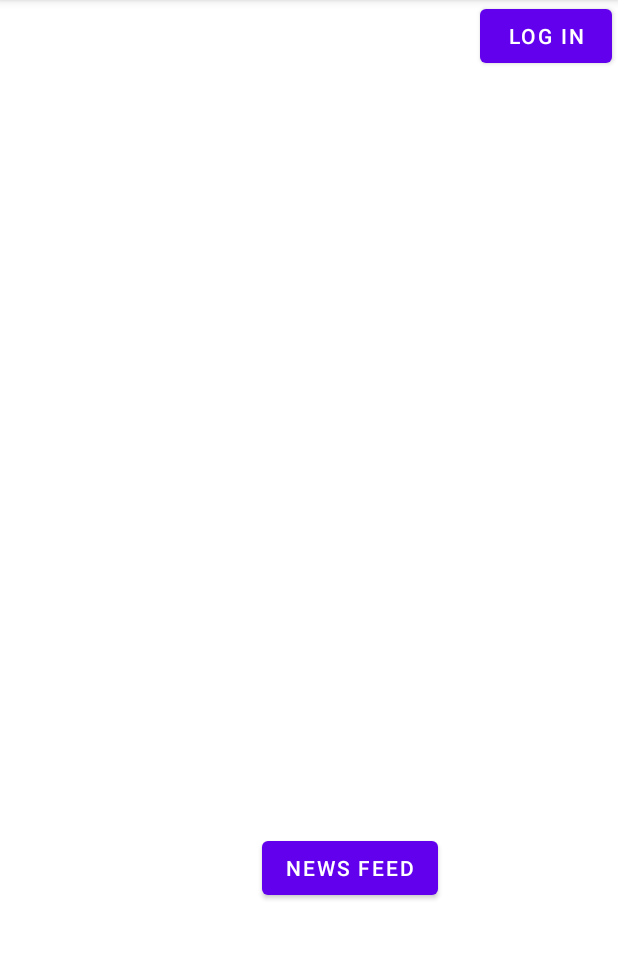
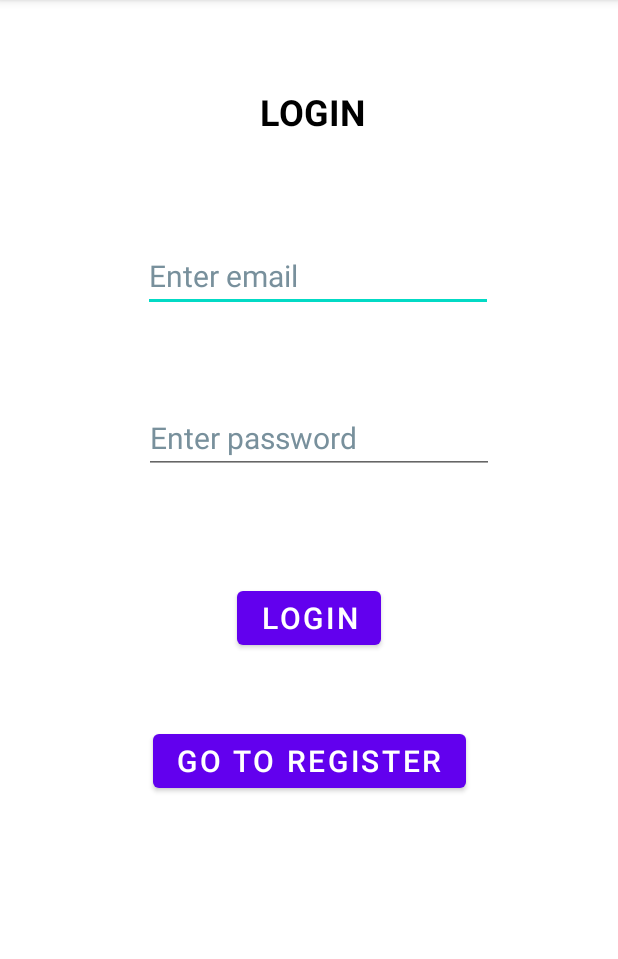
Before and after one commit to AtasieOana/Android-Project, an Android app: the screen it shows after launch (MainActivity before the commit, LoginActivity after it), on a phone screen of 412 x 824 dp, the part 84-1043 px from its top. Run offline under Robolectric (Android 15) with nearby library versions, the phone set to English and light mode, and no system bars.

Commit message:
login and register

```diff
--- /dev/null
+++ b/app/src/main/java/com/example/projectandroid/LoginActivity.java
@@ -0,0 +1,79 @@
+package com.example.projectandroid;
+
+import android.content.Intent;
+import android.os.Bundle;
+import android.view.View;
+import android.widget.Button;
+import android.widget.EditText;
+import android.widget.Toast;
+
+import androidx.appcompat.app.AppCompatActivity;
+
+import com.example.projectandroid.models.User;
+import com.example.projectandroid.repository.UserRepository;
+
+public class LoginActivity extends AppCompatActivity {
+
+    EditText emailInput, passwordInput;
+    Button loginButton, goToRegisterButton;
+    UserRepository userRepository;
+
+    @Override
+    protected void onCreate(Bundle savedInstanceState) {
+        super.onCreate(savedInstanceState);
+        setContentView(R.layout.activity_login);
+
+        emailInput = findViewById(R.id.emailInput);
+        passwordInput = findViewById(R.id.passwordInput);
+        goToRegisterButton = findViewById(R.id.goToRegisterButton);
+        loginButton = findViewById(R.id.pressLoginButton);
+
+        userRepository = new UserRepository(this);
+
+        loginButton.setOnClickListener(new View.OnClickListener() {
+            @Override
+            public void onClick(View v) {
+                setValidation();
+            }
+        });
+
+        goToRegisterButton.setOnClickListener(new View.OnClickListener() {
+            @Override
+            public void onClick(View v) {
+                // redirect to RegisterActivity
+                Intent intent = new Intent(getApplicationContext(), RegisterActivity.class);
+                startActivity(intent);
+            }
+        });
+    }
+
+    public void setValidation() {
+
+        // email invalid
+        if (emailInput.getText().toString().isEmpty()) {
+            Toast.makeText(LoginActivity.this, "Please write an email", Toast.LENGTH_SHORT).show();
+        }
+        else{
+            // password invalid
+            if (passwordInput.getText().toString().isEmpty()) {
+                Toast.makeText(LoginActivity.this, "Please write a password", Toast.LENGTH_SHORT).show();
+            } else {
+                User user = userRepository.getUserByEmail(emailInput.getText().toString());
+                if(user == null) {
+                    Toast.makeText(LoginActivity.this, "No account with this email address", Toast.LENGTH_SHORT).show();
+                }
+                else {
+                    if (!user.getPassword().equals(passwordInput.getText().toString())) {
+                        Toast.makeText(LoginActivity.this, "Wrong password", Toast.LENGTH_SHORT).show();
+                    } else {
+                        SessionManagement sessionManagement = new SessionManagement(LoginActivity.this);
+                        sessionManagement.saveSession(user);
+                        Intent intent = new Intent(LoginActivity.this, NewsFeedActivity.class);
+                        startActivity(intent);
+                    }
+                }
+            }
+        }
+
+    }
+}
--- a/app/src/main/java/com/example/projectandroid/MainActivity.java
+++ b/app/src/main/java/com/example/projectandroid/MainActivity.java
@@ -22,16 +22,6 @@ public class MainActivity extends AppCompatActivity {
         super.onCreate(savedInstanceState);
         setContentView(R.layout.activity_main);
 
-        //LogIn button
-        button = findViewById(R.id.buttonLogIn);
-        button.setOnClickListener(new View.OnClickListener(){
-            @Override
-            public void onClick(View v) {
-                openLoginPage();
-            }
-        });
-
-
         //NewsList button
         Button button2;
 
@@ -51,12 +41,6 @@ public class MainActivity extends AppCompatActivity {
 
     }
 
-    //button LogIn
-    public void openLoginPage() {
-        Intent intent = new Intent(this, LoginPage.class);
-        startActivity(intent);
-    }
-
     //button NewsList
     public void openNewsList() {
         Intent intent = new Intent(this, NewsFeedActivity.class);
--- /dev/null
+++ b/app/src/main/res/layout/activity_login.xml
@@ -0,0 +1,88 @@
+<?xml version="1.0" encoding="utf-8"?>
+<androidx.constraintlayout.widget.ConstraintLayout xmlns:android="http://schemas.android.com/apk/res/android"
+    android:layout_width="match_parent"
+    android:layout_height="match_parent"
+    xmlns:app="http://schemas.android.com/apk/res-auto"
+    xmlns:tools="http://schemas.android.com/tools">
+
+    <TextView
+        android:id="@+id/loginTitle"
+        android:layout_width="wrap_content"
+        android:layout_height="wrap_content"
+        android:layout_marginStart="176dp"
+        android:layout_marginTop="58dp"
+        android:layout_marginEnd="171dp"
+        android:text="@string/login"
+        android:textColor="#000000"
+        android:textSize="24sp"
+        android:textStyle="bold"
+        app:layout_constraintEnd_toEndOf="parent"
+        app:layout_constraintStart_toStartOf="parent"
+        app:layout_constraintTop_toTopOf="parent" />
+
+    <EditText
+        android:id="@+id/emailInput"
+        android:layout_width="wrap_content"
+        android:layout_height="wrap_content"
+        android:layout_marginStart="162dp"
+        android:layout_marginTop="69dp"
+        android:layout_marginEnd="162dp"
+        android:autofillHints="email@gmail.com"
+        android:ems="10"
+        android:hint="@string/enter_email"
+        android:inputType="textEmailAddress"
+        android:textColor="#000000"
+        android:textColorHint="#78909C"
+        android:textSize="20sp"
+        app:layout_constraintEnd_toEndOf="parent"
+        app:layout_constraintHorizontal_bias="0.461"
+        app:layout_constraintStart_toStartOf="parent"
+        app:layout_constraintTop_toBottomOf="@+id/loginTitle" />
+
+    <EditText
+        android:id="@+id/passwordInput"
+        android:layout_width="wrap_content"
+        android:layout_height="wrap_content"
+        android:layout_marginStart="94dp"
+        android:layout_marginTop="60dp"
+        android:layout_marginEnd="81dp"
+        android:autofillHints="password123"
+        android:ems="10"
+        android:hint="@string/enter_password"
+        android:inputType="textPassword"
+        android:textColor="#000000"
+        android:textColorHint="#78909C"
+        android:textSize="20sp"
+        app:layout_constraintEnd_toEndOf="parent"
+        app:layout_constraintStart_toStartOf="parent"
+        app:layout_constraintTop_toBottomOf="@+id/emailInput" />
+
+    <Button
+        android:id="@+id/pressLoginButton"
+        android:layout_width="wrap_content"
+        android:layout_height="wrap_content"
+        android:layout_marginStart="198dp"
+        android:layout_marginTop="72dp"
+        android:layout_marginEnd="198dp"
+        android:text="@string/login"
+        android:textSize="20sp"
+        app:layout_constraintEnd_toEndOf="parent"
+        app:layout_constraintHorizontal_bias="0.504"
+        app:layout_constraintStart_toStartOf="parent"
+        app:layout_constraintTop_toBottomOf="@+id/passwordInput"
+        tools:ignore="DuplicateSpeakableTextCheck" />
+
+    <Button
+        android:id="@+id/goToRegisterButton"
+        android:layout_width="wrap_content"
+        android:layout_height="wrap_content"
+        android:layout_marginStart="180dp"
+        android:layout_marginTop="47dp"
+        android:layout_marginEnd="180dp"
+        android:text="@string/go_to_register"
+        android:textSize="20sp"
+        app:layout_constraintEnd_toEndOf="parent"
+        app:layout_constraintStart_toStartOf="parent"
+        app:layout_constraintTop_toBottomOf="@+id/pressLoginButton" />
+
+</androidx.constraintlayout.widget.ConstraintLayout>
--- a/app/src/main/res/layout/activity_main.xml
+++ b/app/src/main/res/layout/activity_main.xml
@@ -7,17 +7,6 @@
     android:background="@color/white"
     tools:context=".MainActivity">
 
-
-    <Button
-        android:id="@+id/buttonLogIn"
-        android:layout_width="wrap_content"
-        android:layout_height="wrap_content"
-        android:layout_marginEnd="4dp"
-        android:text="@string/log_in"
-        app:layout_constraintBottom_toBottomOf="parent"
-        app:layout_constraintEnd_toEndOf="parent"
-        app:layout_constraintTop_toTopOf="parent"
-        app:layout_constraintVertical_bias="0.0" />
 
     <Button
         android:id="@+id/NewsList"
--- a/app/src/main/res/values/strings.xml
+++ b/app/src/main/res/values/strings.xml
@@ -8,4 +8,11 @@
     <string name="author_name">Author name</string>
     <string name="news_feed">NEWS FEED</string>
     <string name="news_feed_button">News feed</string>
+    <string name="enter_email">Enter email</string>
+    <string name="register">REGISTER</string>
+    <string name="enter_username">Enter username</string>
+    <string name="enter_password">Enter password</string>
+    <string name="go_to_login">Go to login</string>
+    <string name="login">LOGIN</string>
+    <string name="go_to_register">Go to register</string>
 </resources>
```
Also changed, not shown: app/src/main/AndroidManifest.xml (+8 -11 lines), app/src/main/java/com/example/projectandroid/LoginPage.java (deleted, +0 -14 lines), app/src/main/java/com/example/projectandroid/RegisterActivity.java (added, +84 -0 lines), app/src/main/java/com/example/projectandroid/SessionManagement.java (added, +33 -0 lines), app/src/main/java/com/example/projectandroid/models/User.java (+7 -0 lines), app/src/main/java/com/example/projectandroid/repository/UserRepository.java (+5 -3 lines), app/src/main/res/layout/activity_login_page.xml (deleted, +0 -33 lines), app/src/main/res/layout/activity_register.xml (added, +104 -0 lines), 5 other files.
